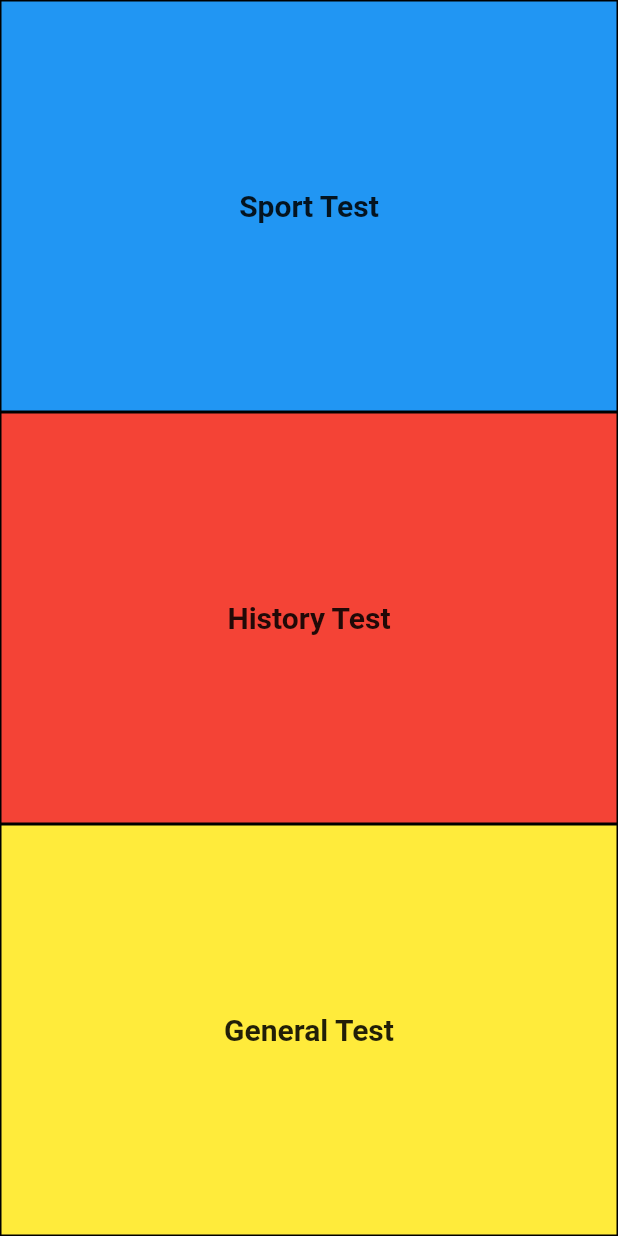
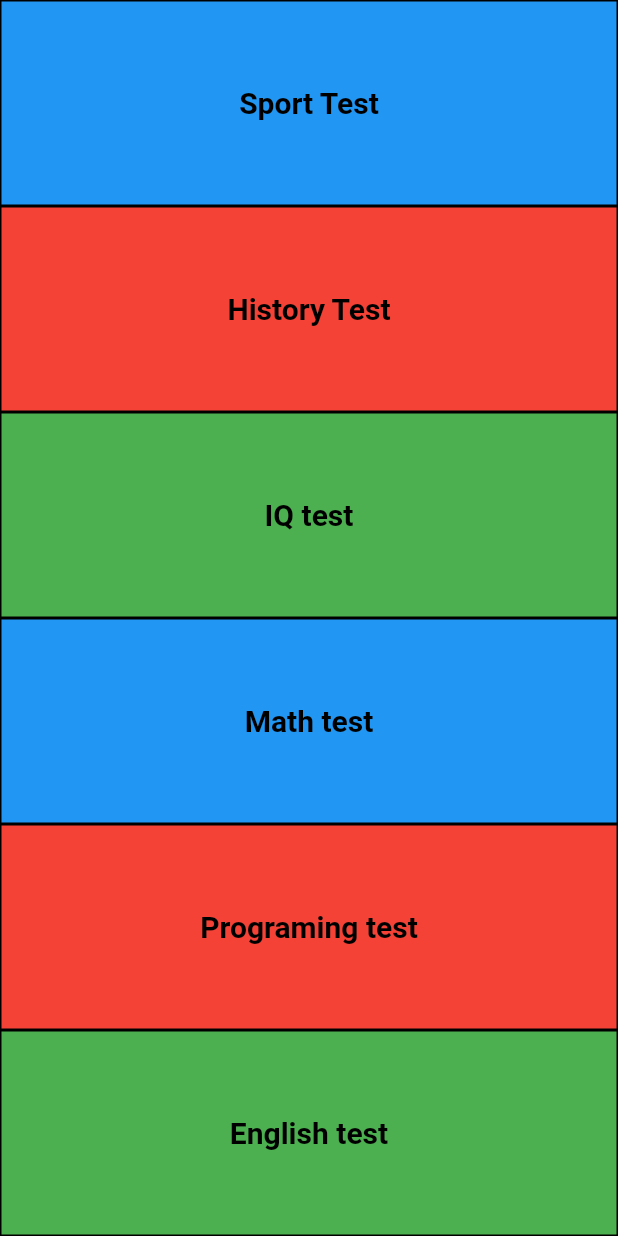
Before and after one commit to alaashahin20/Quizz_App, a Flutter app: the CategoryScreen screen opened directly, on a phone screen of 412 x 824 dp. Run offline on Flutter 3.47's test engine with Material 2 defaults, Android fonts, the phone set to English and light mode, and no system bars; our stand-ins replace google_fonts.

Commit message:
finsh_quiz_app

```diff
--- /dev/null
+++ b/lib/Glopal/quiz_data.dart
@@ -0,0 +1,375 @@
+import 'package:flutter/foundation.dart';
+import 'package:flutter/material.dart';
+
+
+List<Map<String, dynamic>> DataBase= [
+   {
+"categoryName" : "Sport test",
+"Color": Colors.blue,
+"data":[
+  {
+    "question" : "how many player in footbal team",
+    "answers":[
+      {"ans": "9", "score": 0},
+      {"ans": "10", "score": 0},
+      {"ans": "11", "score": 1},
+      {"ans": "12", "score": 0},
+    ]
+  },
+  {
+    "question": "who is the first country won the world cub",
+        "answers": [
+          {"ans": "USA", "score": 0},
+          {"ans": "Italy", "score": 0},
+          {"ans": "Brazil", "score": 0},
+          {"ans": "Arugway", "score": 1},
+        ]
+  },
+  {
+    "question": "How many time Egypt won AFCON",
+        "answers": [
+          {"ans": "6", "score": 0},
+          {"ans": "7", "score": 1},
+          {"ans": "8", "score": 0},
+          {"ans": "9", "score": 0},
+        ]
+  },
+]
+},
+{
+    "categoryName": "History Test",
+    "color": Colors.red,
+    "data": [
+      {
+        "question": "When was the Declaration of Independence signed?",
+        "answers": [
+          {"ans": "1774", "score": 0},
+          {"ans": "1775", "score": 0},
+          {"ans": "1776", "score": 1},
+          {"ans": "1777", "score": 0},
+          {"ans": "1502", "score": 0},
+          {"ans": "1211", "score": 0},
+        ],
+      },
+      {
+        "question": "Who was the first President of the United States?",
+        "answers": [
+          {"ans": "Thomas Jefferson", "score": 0},
+          {"ans": "John Adams", "score": 0},
+          {"ans": "George Washington", "score": 1},
+          {"ans": "Benjamin Franklin", "score": 0},
+        ]
+      },
+      {
+        "question": "Which event marked the start of World War I?",
+        "answers": [
+          {"ans": "The sinking of the Lusitania", "score": 0},
+          {"ans": "The assassination of Archduke Franz Ferdinand", "score": 1},
+          {"ans": "The Treaty of Versailles", "score": 0},
+          {"ans": "The Battle of the Somme", "score": 0},
+          {"ans": "The Battle of the Somme", "score": 0},
+          {"ans": "The Battle of the Somme", "score": 0},
+          {"ans": "The Battle of the Somme", "score": 0},
+          {"ans": "The Battle of the Somme", "score": 0},
+        ]
+      },
+      {
+        "question": "Who wrote 'The Communist Manifesto'?",
+        "answers": [
+          {"ans": "Karl Marx", "score": 1},
+          {"ans": "Friedrich Engels", "score": 0},
+          {"ans": "Vladimir Lenin", "score": 0},
+        ]
+      },
+      {
+        "question": "Which ancient civilization built the Great Wall of China?",
+        "answers": [
+          {"ans": "Roman Empire", "score": 0},
+          {"ans": "Mongol Empire", "score": 0},
+          {"ans": "Chinese Empire", "score": 0},
+          {"ans": "Qin Dynasty", "score": 1},
+        ]
+      },
+      {
+        "question":
+            "Who was the leader of the Indian independence movement against British rule?",
+        "answers": [
+          {"ans": "Gandhi", "score": 1},
+          {"ans": "Nehru", "score": 0},
+          {"ans": "Bose", "score": 0},
+          {"ans": "Patel", "score": 0},
+        ]
+      },
+      {
+        "question": "In which year did Christopher Columbus discover America?",
+        "answers": [
+          {"ans": "1492", "score": 1},
+          {"ans": "1498", "score": 0},
+          {"ans": "1500", "score": 0},
+          {"ans": "1504", "score": 0},
+        ]
+      },
+      {
+        "question":
+            "What was the name of the ship on which Charles Darwin sailed during his voyage of discovery?",
+        "answers": [
+          {"ans": "Mayflower", "score": 0},
+          {"ans": "Endeavour", "score": 0},
+          {"ans": "Beagle", "score": 1},
+          {"ans": "Discovery", "score": 0},
+        ]
+      },
+      {
+        "question": "Which city is known as the 'City of Love'?",
+        "answers": [
+          {"ans": "Paris", "score": 1},
+          {"ans": "Rome", "score": 0},
+          {"ans": "Venice", "score": 0},
+          {"ans": "Florence", "score": 0},
+        ]
+      },
+      {
+        "question":
+            "Who was the first woman to fly solo across the Atlantic Ocean?",
+        "answers": [
+          {"ans": "Amelia Earhart", "score": 1},
+          {"ans": "Bessie Coleman", "score": 0},
+          {"ans": "Harriet Quimby", "score": 0},
+          {"ans": "Jacqueline Cochran", "score": 0},
+        ]
+      },
+      {
+        "question":
+            "Which famous document begins with the words 'We the People'?",
+        "answers": [
+          {"ans": "The Declaration of Independence", "score": 0},
+          {"ans": "The Bill of Rights", "score": 0},
+          {"ans": "The U.S. Constitution", "score": 1},
+          {"ans": "The Gettysburg Address", "score": 0},
+        ]
+      },
+      {
+        "question": "Who was the first African-American Supreme Court Justice?",
+        "answers": [
+          {"ans": "Thurgood Marshall", "score": 1},
+          {"ans": "Clarence Thomas", "score": 0},
+          {"ans": "Ruth Bader Ginsburg", "score": 0},
+          {"ans": "Sonia Sotomayor", "score": 0},
+        ]
+      },
+      {
+        "question":
+            "Which famous scientist formulated the theory of general relativity?",
+        "answers": [
+          {"ans": "Isaac Newton", "score": 0},
+          {"ans": "Niels Bohr", "score": 0},
+          {"ans": "Albert Einstein", "score": 1},
+          {"ans": "Stephen Hawking", "score": 0},
+        ]
+      },
+      {
+        "question": "Who was the first woman to win a Nobel Prize?",
+        "answers": [
+          {"ans": "Marie Curie", "score": 1},
+          {"ans": "Rosalind Franklin", "score": 0},
+          {"ans": "Dorothy Crowfoot Hodgkin", "score": 0},
+          {"ans": "Barbara McClintock", "score": 0},
+        ]
+      },
+      {
+        "question":
+            "In what year did the Berlin Wall fall, marking the end of the Cold War?",
+        "answers": [
+          {"ans": "1986", "score": 0},
+          {"ans": "1987", "score": 0},
+          {"ans": "1988", "score": 0},
+          {"ans": "1989", "score": 1},
+        ]
+      }
+    ]
+  },
+  {
+    "categoryName": "IQ Test",
+    "color": Colors.green,
+    "data": [
+      {
+        "question":
+            "If a plane crashes on the border between the United States and Canada, where do they bury the survivors?",
+        "answers": [
+          {"ans": "United States", "score": 0},
+          {"ans": "Canada", "score": 0},
+          {"ans": "You don't bury survivors.", "score": 1},
+          {"ans": "In the nearest cemetery.", "score": 0},
+        ]
+      },
+      {
+        "question": "How many months have 28 days?",
+        "answers": [
+          {"ans": "1", "score": 0},
+          {"ans": "6", "score": 0},
+          {"ans": "12", "score": 1},
+          {"ans": "Depends on the year.", "score": 1},
+        ]
+      },
+      {
+        "question":
+            "What comes once in a minute, twice in a moment, but never in a thousand years?",
+        "answers": [
+          {"ans": "The letter 'M'", "score": 1},
+          {"ans": "A second", "score": 0},
+          {"ans": "A century", "score": 0},
+          {"ans": "A millennium", "score": 0},
+        ]
+      },
+      {
+        "question": "Which word is spelled incorrectly in every dictionary?",
+        "answers": [
+          {"ans": "Incorrectly", "score": 1},
+          {"ans": "Dictionary", "score": 0},
+          {"ans": "Spelled", "score": 0},
+          {"ans": "Every", "score": 0},
+        ]
+      },
+      {
+        "question": "What has keys but can't open locks?",
+        "answers": [
+          {"ans": "A keyboard", "score": 1},
+          {"ans": "A safe", "score": 0},
+          {"ans": "A treasure chest", "score": 0},
+          {"ans": "A map", "score": 0},
+        ]
+      },
+      {
+        "question":
+            "I am taken from a mine and shut up in a wooden case, from which I am never released, and yet I am used by almost every person. What am I?",
+        "answers": [
+          {"ans": "A pencil lead", "score": 1},
+          {"ans": "A diamond", "score": 0},
+          {"ans": "A gold nugget", "score": 0},
+          {"ans": "A book", "score": 0},
+        ]
+      },
+      {
+        "question": "What has a heart that doesn't beat?",
+        "answers": [
+          {"ans": "A strawberry", "score": 1},
+          {"ans": "A dog", "score": 0},
+          {"ans": "A human", "score": 0},
+          {"ans": "A robot", "score": 0},
+        ]
+      },
+      {
+        "question":
+            "What can travel around the world while staying in a corner?",
+        "answers": [
+          {"ans": "A stamp", "score": 1},
+          {"ans": "A globe", "score": 0},
+          {"ans": "A person's imagination", "score": 0},
+          {"ans": "A plane", "score": 0},
+        ]
+      }
+    ]
+  },
+   {
+"categoryName" : "math test",
+"Color": Colors.blue,
+"data":[
+  {
+    "question" : "how many player in footbal team",
+    "answers":[
+      {"ans": "9", "score": 0},
+      {"ans": "10", "score": 0},
+      {"ans": "11", "score": 1},
+      {"ans": "12", "score": 0},
+    ]
+  },
+  {
+    "question": "who is the first country won the world cub",
+        "answers": [
+          {"ans": "USA", "score": 0},
+          {"ans": "Italy", "score": 0},
+          {"ans": "Brazil", "score": 0},
+          {"ans": "Arugway", "score": 1},
+        ]
+  },
+  {
+    "question": "How many time Egypt won AFCON",
+        "answers": [
+          {"ans": "6", "score": 0},
+          {"ans": "7", "score": 1},
+          {"ans": "8", "score": 0},
+          {"ans": "9", "score": 0},
+        ]
+  },
+]
+},
+ {
+"categoryName" : "programing test",
+"Color": Colors.red,
+"data":[
+  {
+    "question" : "how many player in footbal team",
+    "answers":[
+      {"ans": "9", "score": 0},
+      {"ans": "10", "score": 0},
+      {"ans": "11", "score": 1},
+      {"ans": "12", "score": 0},
+    ]
+  },
+  {
+    "question": "who is the first country won the world cub",
+        "answers": [
+          {"ans": "USA", "score": 0},
+          {"ans": "Italy", "score": 0},
+          {"ans": "Brazil", "score": 0},
+          {"ans": "Arugway", "score": 1},
+        ]
+  },
+  {
+    "question": "How many time Egypt won AFCON",
+        "answers": [
+          {"ans": "6", "score": 0},
+          {"ans": "7", "score": 1},
+          {"ans": "8", "score": 0},
+          {"ans": "9", "score": 0},
+        ]
+  },
+]
+},
+ {
+"categoryName" : "English test",
+"Color": Colors.green,
+"data":[
+  {
+    "question" : "how many player in footbal team",
+    "answers":[
+      {"ans": "9", "score": 0},
+      {"ans": "10", "score": 0},
+      {"ans": "11", "score": 1},
+      {"ans": "12", "score": 0},
+    ]
+  },
+  {
+    "question": "who is the first country won the world cub",
+        "answers": [
+          {"ans": "USA", "score": 0},
+          {"ans": "Italy", "score": 0},
+          {"ans": "Brazil", "score": 0},
+          {"ans": "Arugway", "score": 1},
+        ]
+  },
+  {
+    "question": "How many time Egypt won AFCON",
+        "answers": [
+          {"ans": "6", "score": 0},
+          {"ans": "7", "score": 1},
+          {"ans": "8", "score": 0},
+          {"ans": "9", "score": 0},
+        ]
+  },
+]
+},
+
+];
+
+TextEditingController userNameController = TextEditingController();
--- a/lib/Screens/category_screen.dart
+++ b/lib/Screens/category_screen.dart
@@ -10,7 +10,7 @@ class CategoryScreen extends StatelessWidget {
     return Scaffold(
       body: Column(
         children: [
-         for(int i=0 ; i<3 ; i++)
+         for(int i=0 ; i<6 ; i++)
          CategoryContainer(index: i,)
         ],
       ),
--- a/lib/Screens/login_screen.dart
+++ b/lib/Screens/login_screen.dart
@@ -1,7 +1,15 @@
 import 'package:flutter/material.dart';
 import 'package:quizapp1/Screens/category_screen.dart';
 
-class LoginScreen extends StatelessWidget {
+import '../Glopal/quiz_data.dart';
+
+class LoginScreen extends StatefulWidget {
+
+  @override
+  State<LoginScreen> createState() => _LoginScreenState();
+}
+
+class _LoginScreenState extends State<LoginScreen> {
   final _formKey = GlobalKey<FormState>();
 
   RegExp pass_valid =
@@ -30,7 +38,9 @@ class LoginScreen extends StatelessWidget {
 
   @override
   Widget build(BuildContext context) {
-    return Scaffold(
+    return WillPopScope(
+      onWillPop: () => _onBackButtonPressed(context) ,
+      child: Scaffold(
         backgroundColor: Color.fromRGBO(37, 248, 100, 0.702),
         body: Container(
           child: SingleChildScrollView(
@@ -69,6 +79,7 @@ class LoginScreen extends StatelessWidget {
                             height: 15,
                           ),
                           TextFormField(
+                            controller: userNameController,
                             validator: (value) {
                               if (value!.isEmpty) {
                                 return "User name required";
@@ -240,6 +251,31 @@ class LoginScreen extends StatelessWidget {
             ),
           ),
         ),
+      ),
     );
   }
+
+ Future<bool> _onBackButtonPressed(BuildContext context) async{
+    bool exitApp = await showDialog(
+      context: context,
+     builder: (BuildContext context) {
+       return AlertDialog(
+
+            title: const Text("realy !?"),
+            content: const Text("Are you sur"),
+            actions: <Widget>[
+              TextButton(onPressed: (){
+                Navigator.of(context).pop(false);
+              }, child: Text("No")),
+
+               TextButton(onPressed: (){
+                Navigator.of(context).pop(true);
+              }, child: Text("Yes")),
+
+            ],
+       );
      }
+    );
+    return exitApp ?? false ;
+ }
+}
--- a/lib/Screens/quiz_screen.dart
+++ b/lib/Screens/quiz_screen.dart
@@ -1,19 +1,32 @@
 import 'package:flutter/cupertino.dart';
 import 'package:flutter/material.dart';
 import 'package:google_fonts/google_fonts.dart';
+import 'package:quizapp1/Glopal/quiz_data.dart';
 import 'package:quizapp1/Screens/scor_screen.dart';
 
-class QuizScreen extends StatelessWidget {
-  const QuizScreen({super.key});
+class QuizScreen extends StatefulWidget {
+final Map CategoryMap ;
+   QuizScreen({super.key , required this.CategoryMap});
+
+  @override
+  State<QuizScreen> createState() => _QuizScreenState();
+}
+
+class _QuizScreenState extends State<QuizScreen> {
+int index=0;
+int totalScor = 0;
 
   @override
   Widget build(BuildContext context) {
     return Scaffold(
       appBar: AppBar(
-        title: Text("Sport Test"),
+        backgroundColor: widget.CategoryMap["color"],
+        title: Text((widget.CategoryMap["categoryName"])),
         centerTitle: true,
         leading: Center(
-          child: Text("2/8", style: TextStyle(fontWeight: FontWeight.bold)),
+          child: Text(
+           " ${index+1} / ${(widget.CategoryMap["data"] as List).length}"
+          , style: TextStyle(fontWeight: FontWeight.bold)),
         ),
         actions: [
           Padding(
@@ -32,23 +45,43 @@ class QuizScreen extends StatelessWidget {
                 Padding(
                   padding: const EdgeInsets.all(20),
                   child: Text(
-                    "Q.3 : How many players in the football team ",
+                   (widget.CategoryMap["data"][index]["question"]),
                     style:
                         GoogleFonts.amaranth(color: Colors.black, fontSize: 25),
                   ),
                 ),
-                for (int i = 0; i < 4; i++)
+                for (int i = 0; i < (widget.CategoryMap["data"][index]["answers"] as List).length; i++)
                   ElevatedButton(
+                    style: ElevatedButton.styleFrom(
+                      backgroundColor: widget.CategoryMap["color"],
+                    ),
                       onPressed: () {
-                        Navigator.push(
-                          context,
+
+
+                          totalScor += (widget.CategoryMap["data"][index]["answers"][i]["score"]) as int ;
+
+                        if(index + 1 < (widget.CategoryMap["data"] as List).length)
+                        {
+                          setState(() {
+                            index++;
+
+                        });
+                        }else{
+                          Navigator.pushReplacement(context,
                           MaterialPageRoute<void>(
-                            builder: (BuildContext context) =>
-                                const ScorScreen(),
+      builder: (BuildContext context) =>  ScorScreen(
+        totalScor1: totalScor,
+        totalNumofQuistion: index+1,
+
+      ),
                           ),
-                        );
+                          );
+                        }
+
+
+
                       },
-                      child: Text("${9 + i}")),
+                      child: Text(widget.CategoryMap["data"][index]["answers"][i]["ans"])),
 
 
                 SizedBox(
--- a/lib/Screens/scor_screen.dart
+++ b/lib/Screens/scor_screen.dart
@@ -1,9 +1,11 @@
 import 'package:flutter/cupertino.dart';
 import 'package:flutter/material.dart';
+import 'package:quizapp1/Glopal/quiz_data.dart';
 import 'package:quizapp1/Screens/opening_screen.dart';
 
 class ScorScreen extends StatelessWidget {
-  const ScorScreen({super.key});
+  final int totalScor1 ;final int totalNumofQuistion;
+  const ScorScreen({super.key , required this.totalScor1 , required this.totalNumofQuistion});
 
   @override
   Widget build(BuildContext context) {
@@ -19,12 +21,12 @@ class ScorScreen extends StatelessWidget {
               style: TextStyle(color: Colors.black, fontSize: 20),
               children: [
                 TextSpan(
-                  text: "Aalaa \n",
+                  text: "${userNameController.text} \n",
                   style: TextStyle(color: Colors.green, fontSize: 25),
                 ),
                 TextSpan(text: "your score is  "),
                 TextSpan(
-                    text: "6/10",
+                    text: "${totalScor1} / ${totalNumofQuistion}",
                     style: TextStyle(color: Colors.green, fontSize: 25)),
               ],
             )),
@@ -39,10 +41,20 @@ class ScorScreen extends StatelessWidget {
                     (Route<dynamic> route) => false,
                   );
                 },
-                child: Text("Play again"))
+                child: ElevatedButton(
+                  onPressed: () {
+                    Navigator.push(context,
+                    MaterialPageRoute(builder: (BuildContext context){
+                      return OpeningScreen();
+
+                    }));
+                  },
+                  child: Text("Play again")))
           ],
         ),
       ),
     );
   }
+
+
 }
--- a/lib/main.dart
+++ b/lib/main.dart
@@ -21,7 +21,7 @@ class MyApp extends StatelessWidget {
         theme: ThemeData(
           primarySwatch: Colors.blue,
         ),
-        home:LoginScreen()
+        home: CategoryScreen()
 
 
         );
@@ -97,7 +97,7 @@ class _OurFirstScreenState extends State<OurFirstScreen> {
               ),
 
               const Text(
-                'لقد قمت بالضغط على الزر هذا العدد من المرات',
+                "",
                 style: TextStyle(fontSize: 25),
               ),
               Text(
--- a/lib/widget/category_container.dart
+++ b/lib/widget/category_container.dart
@@ -1,35 +1,37 @@
 import 'package:flutter/cupertino.dart';
 import 'package:flutter/material.dart';
-
+import 'package:quizapp1/Glopal/quiz_data.dart';
 import '../Screens/quiz_screen.dart';
 
 class CategoryContainer extends StatelessWidget {
-  final int? index ;
-   CategoryContainer({super.key,this.index});
+  final int index;
+  CategoryContainer({super.key, required this.index});
 
- List quizName = ["Sport Test", "History Test", "General Test"];
-  List quizColor = [Colors.blue, Colors.red, Colors.yellow];
+  List quizName = ["Sport Test", "History Test", "IQ test","Math test","Programing test","English test"];
+  List quizColor = [Colors.blue, Colors.red, Colors.green,Colors.blue, Colors.red, Colors.green];
   @override
   Widget build(BuildContext context) {
-    return  Expanded(
+    return Expanded(
       child: InkWell(
         onTap: () {
           Navigator.push(
             context,
             MaterialPageRoute<void>(
-              builder: (BuildContext context) => const QuizScreen(),
+              builder: (BuildContext context) => QuizScreen(
+                CategoryMap: DataBase[index],
+              ),
             ),
           );
         },
         child: Container(
+          //height: MediaQuery.of(context).size.height ,
+           child: Center(
+              child: Text(quizName[index!],
+                  style: TextStyle(fontSize: 20,color: Colors.black, fontWeight: FontWeight.bold))),
           decoration: BoxDecoration(
-                  color:quizColor[index!] ,
-                  border: Border.all(width: 1 , color: Colors.black),
+            color: quizColor[index!],
+            border: Border.all(width: 1, color: Colors.black),
           ),
-                child: Center(
-                  child: Text(
-                   quizName[index!],
-                   style: TextStyle(fontSize: 20,fontWeight:FontWeight.bold))),
 
         ),
       ),
```
Lines whose indentation alone changed are shown as unchanged.
